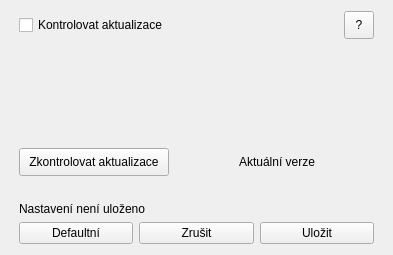
Old version of the form autoskola_eTesty/settingsdialog.ui in the repository RxiPland/autoskola_eTesty_desktop.
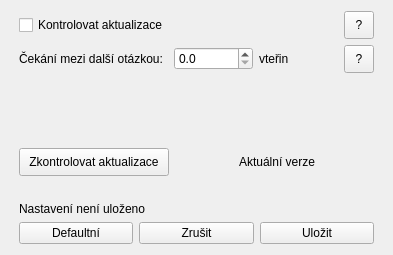
New version of the form. Icons and pictures are not drawn.

```diff
--- a/autoskola_eTesty/settingsdialog.ui
+++ b/autoskola_eTesty/settingsdialog.ui
@@ -54,16 +54,6 @@
          </property>
         </spacer>
        </item>
-       <item row="0" column="0">
-        <widget class="QCheckBox" name="checkBox">
-         <property name="focusPolicy">
-          <enum>Qt::NoFocus</enum>
-         </property>
-         <property name="text">
-          <string>Kontrolovat aktualizace</string>
-         </property>
-        </widget>
-       </item>
        <item row="0" column="2">
         <widget class="QToolButton" name="toolButton">
          <property name="sizePolicy">
@@ -86,6 +76,72 @@
          </property>
         </widget>
        </item>
+       <item row="0" column="0">
+        <widget class="QCheckBox" name="checkBox">
+         <property name="focusPolicy">
+          <enum>Qt::NoFocus</enum>
+         </property>
+         <property name="text">
+          <string>Kontrolovat aktualizace</string>
+         </property>
+        </widget>
+       </item>
+       <item row="1" column="0">
+        <widget class="QLabel" name="label_3">
+         <property name="text">
+          <string>Čekání mezi další otázkou:</string>
+         </property>
+        </widget>
+       </item>
+       <item row="1" column="1">
+        <layout class="QHBoxLayout" name="horizontalLayout_4">
+         <property name="leftMargin">
+          <number>0</number>
+         </property>
+         <item>
+          <widget class="QDoubleSpinBox" name="doubleSpinBox">
+           <property name="focusPolicy">
+            <enum>Qt::NoFocus</enum>
+           </property>
+           <property name="specialValueText">
+            <string/>
+           </property>
+           <property name="showGroupSeparator" stdset="0">
+            <bool>false</bool>
+           </property>
+           <property name="suffix">
+            <string/>
+           </property>
+           <property name="decimals">
+            <number>1</number>
+           </property>
+           <property name="singleStep">
+            <double>0.100000000000000</double>
+           </property>
+          </widget>
+         </item>
+         <item>
+          <widget class="QLabel" name="label_4">
+           <property name="text">
+            <string>vteřin</string>
+           </property>
+          </widget>
+         </item>
+        </layout>
+       </item>
+       <item row="1" column="2">
+        <widget class="QToolButton" name="toolButton_2">
+         <property name="minimumSize">
+          <size>
+           <width>30</width>
+           <height>28</height>
+          </size>
+         </property>
+         <property name="text">
+          <string>?</string>
+         </property>
+        </widget>
+       </item>
       </layout>
      </item>
      <item>
```
